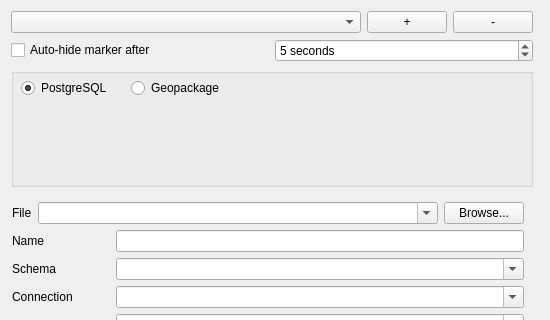
This is Discovery/config_dialog.ui in lutraconsulting/qgis-discovery-plugin as Qt 5 draws it before an edit; both pictures show x 0 to 550 and y 0 to 320 of the 550 by 783 pixel window. The edited form follows.
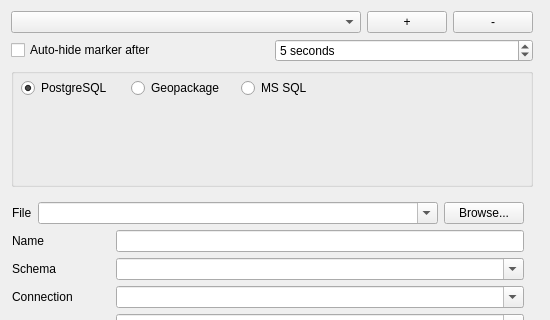
This is the edited form.

Commit message: WIP - added mssql support

The edit to the form file:
```diff
--- a/Discovery/config_dialog.ui
+++ b/Discovery/config_dialog.ui
@@ -370,6 +370,19 @@
        <bool>false</bool>
       </property>
      </widget>
+     <widget class="QRadioButton" name="mssqlButton">
+      <property name="geometry">
+       <rect>
+        <x>230</x>
+        <y>10</y>
+        <width>101</width>
+        <height>20</height>
+       </rect>
+      </property>
+      <property name="text">
+       <string>MS SQL</string>
+      </property>
+     </widget>
     </widget>
    </item>
    <item row="3" column="0">
```
The commit also changes 4 other files.
